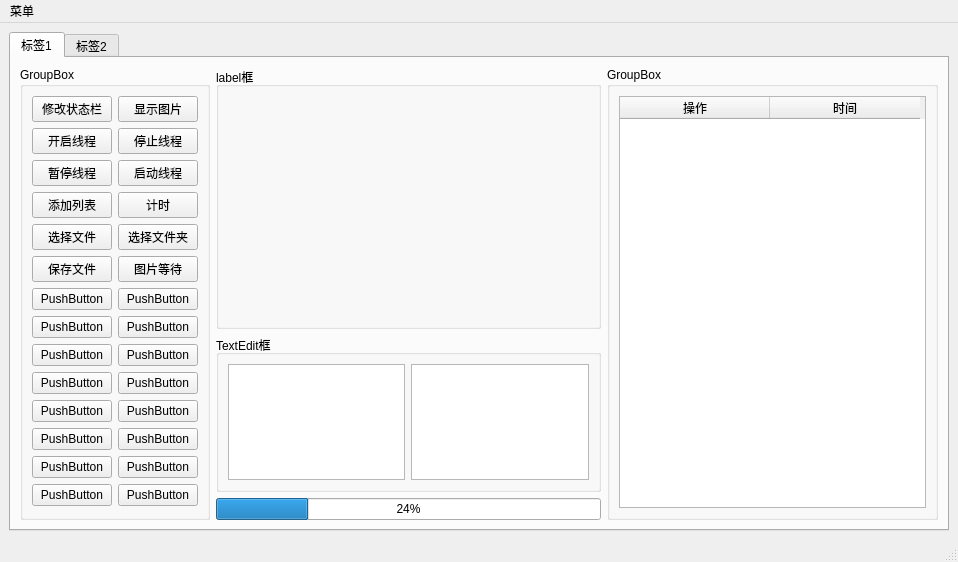
Qt form MyPyQt/GUI/main.ui (tired0408/learn) before a commit.
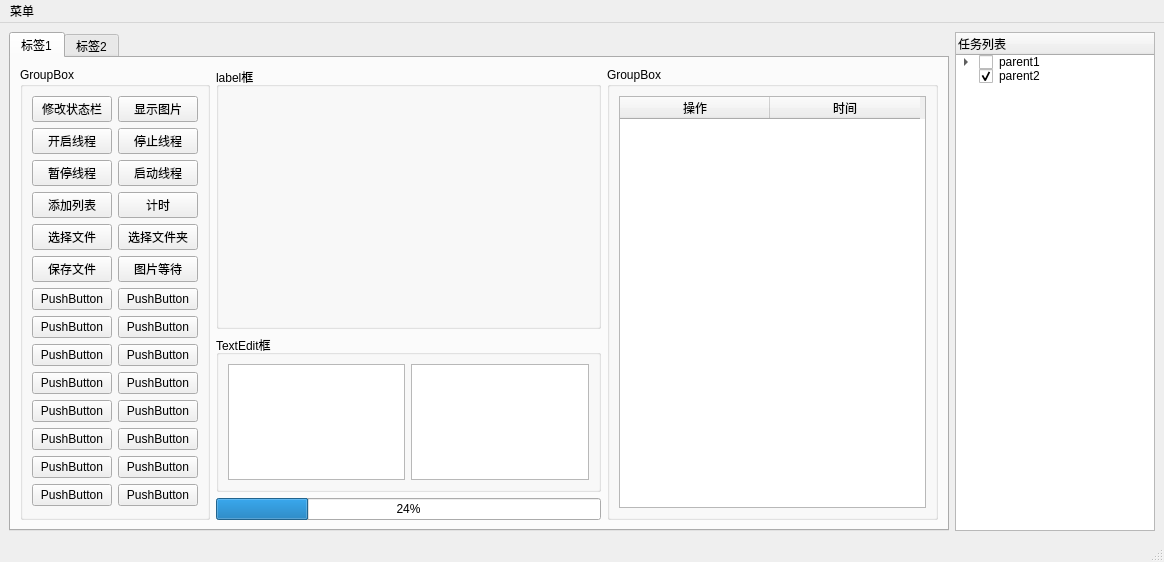
The same form after that commit.

Commit message: [OPT]优化代码逻辑

```diff
--- a/MyPyQt/GUI/main.ui
+++ b/MyPyQt/GUI/main.ui
@@ -6,7 +6,7 @@
    <rect>
     <x>0</x>
     <y>0</y>
-    <width>942</width>
+    <width>1019</width>
     <height>540</height>
    </rect>
   </property>
@@ -334,6 +334,53 @@
       </widget>
      </widget>
     </item>
+    <item row="0" column="1">
+     <widget class="QTreeWidget" name="treeWidget">
+      <property name="minimumSize">
+       <size>
+        <width>200</width>
+        <height>0</height>
+       </size>
+      </property>
+      <column>
+       <property name="text">
+        <string>任务列表</string>
+       </property>
+      </column>
+      <item>
+       <property name="text">
+        <string>parent1</string>
+       </property>
+       <property name="checkState">
+        <enum>Unchecked</enum>
+       </property>
+       <item>
+        <property name="text">
+         <string>child1</string>
+        </property>
+        <property name="checkState">
+         <enum>Checked</enum>
+        </property>
+       </item>
+       <item>
+        <property name="text">
+         <string>child2</string>
+        </property>
+        <property name="checkState">
+         <enum>Checked</enum>
+        </property>
+       </item>
+      </item>
+      <item>
+       <property name="text">
+        <string>parent2</string>
+       </property>
+       <property name="checkState">
+        <enum>Checked</enum>
+       </property>
+      </item>
+     </widget>
+    </item>
    </layout>
   </widget>
   <widget class="QStatusBar" name="statusbar"/>
@@ -342,7 +389,7 @@
     <rect>
      <x>0</x>
      <y>0</y>
-     <width>942</width>
+     <width>1019</width>
      <height>23</height>
     </rect>
    </property>
```
Left out of the diff: 190 changed lines with no effect on the pictures. The commit also changes 2 other files.
